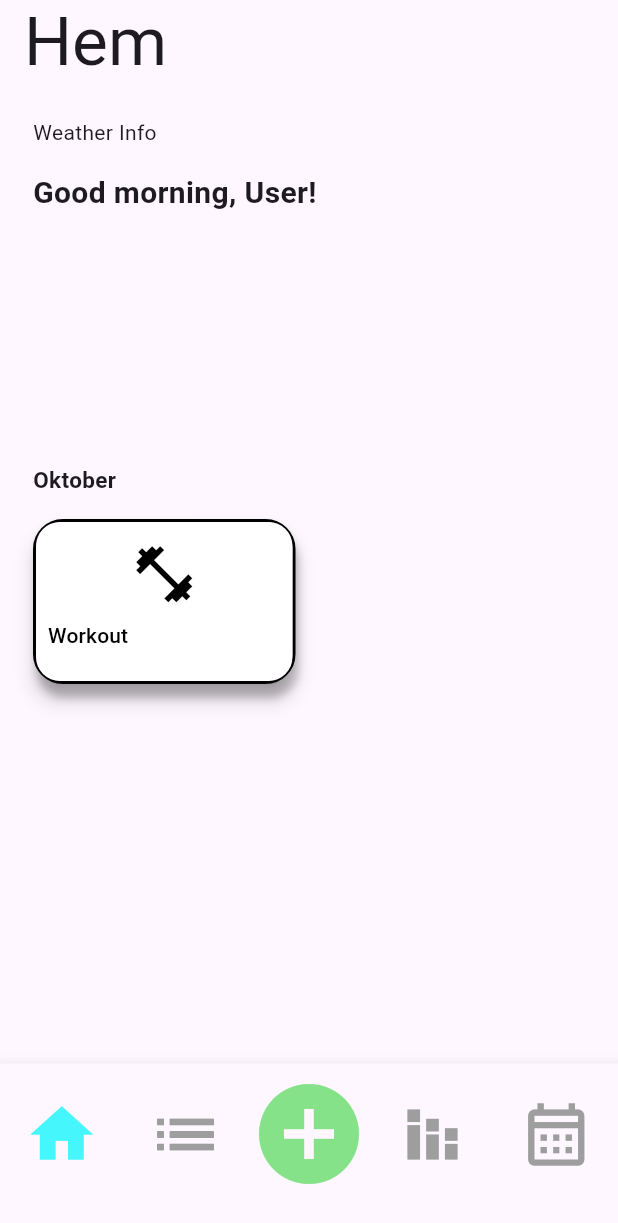
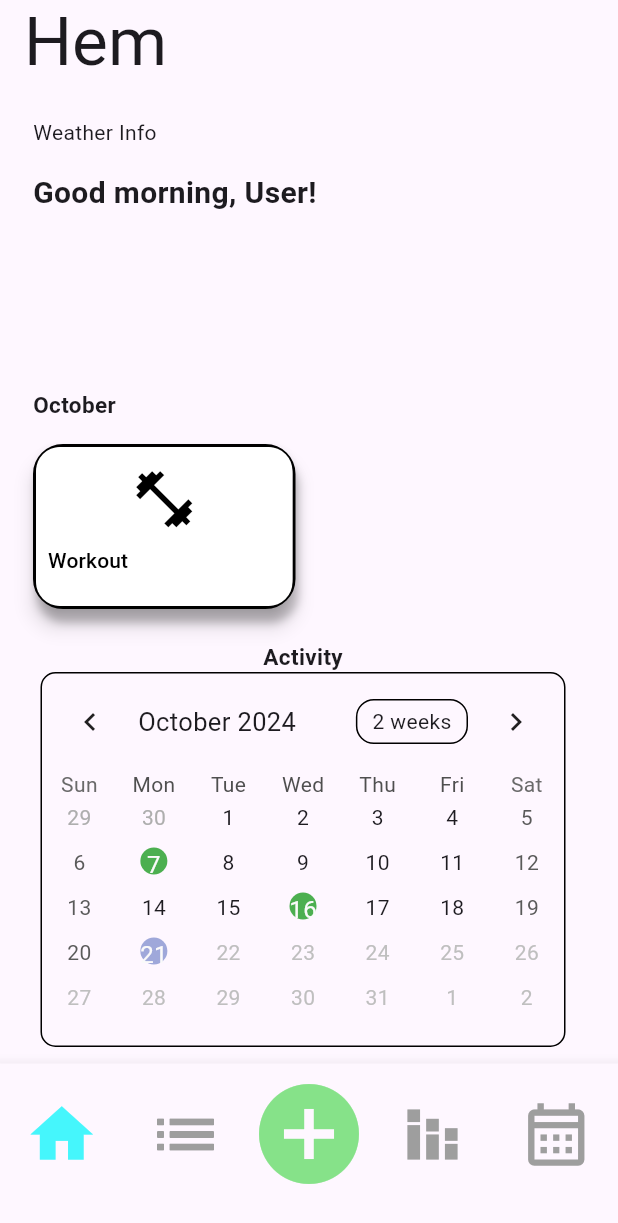
Before and after one commit to niceric/ultimateexercise, a Flutter app: the screen it shows after launch, on a phone screen of 412 x 824 dp. Shown: the top 1223 px of the screen. Run offline on Flutter 3.47's test engine with Material 3 defaults, Android fonts, the phone set to English and light mode, and no system bars; drawn by our look-alikes of table_calendar.

Commit message:
La till kalender

```diff
--- a/trainingapp/lib/screens/home.dart
+++ b/trainingapp/lib/screens/home.dart
@@ -1,19 +1,23 @@
 import 'package:flutter/material.dart';
+import 'package:intl/intl.dart';
+import 'package:table_calendar/table_calendar.dart';
 import 'package:trainingapp/components/bottom_appbar.dart';
 import 'package:trainingapp/states/screen_index_provider.dart';
+
+//Hämtar månadens månad
+String getCurrentMonth() {
+  DateTime now = DateTime.now();
+  String monthName = DateFormat('MMMM').format(now);
+  return monthName;
+}
 
 class homePage extends StatelessWidget {
   const homePage({super.key});
 
-  // static List<dynamic> screens = [
-  //   // screen1(),
-  //   // screen2(),
-  //   // screen3(),
-  //   // screen4(),
-  // ];
-
   @override
   Widget build(BuildContext context) {
+    final String currentMonth = getCurrentMonth();
+
     return Scaffold(
       appBar: AppBar(
         title: const Row(
@@ -41,12 +45,12 @@ class homePage extends StatelessWidget {
               ),
             ),
             SizedBox(
-              height: 150,
+              height: 100, // Öka denna senare
             ),
             Padding(
               padding: const EdgeInsets.all(8.0),
               child: Text(
-                "Oktober",
+                currentMonth,
                 style: TextStyle(fontWeight: FontWeight.bold, fontSize: 15),
               ),
             ),
@@ -92,9 +96,58 @@ class homePage extends StatelessWidget {
                 ),
               ),
             ),
+            Padding(
+              padding: const EdgeInsets.all(13.0),
+              child: calender(),
+            ),
           ],
         ),
       ),
     );
   }
 }
+
+Widget calender() {
+  //Lista med dagar där man tränat
+  List<DateTime> trainingDays = [
+    DateTime.utc(2024, 10, 7),
+    DateTime.utc(2024, 10, 16),
+  ];
+  DateTime today = DateTime.now();
+
+  return Column(
+    children: [
+      Text(
+        "Activity",
+        style: TextStyle(fontWeight: FontWeight.bold, fontSize: 15),
+      ),
+      Container(
+        height: 250,
+        width: 350,
+        decoration: BoxDecoration(
+          border: Border.all(color: Colors.black, width: 1),
+          borderRadius: BorderRadius.circular(10),
+        ),
+        child: TableCalendar(
+          rowHeight: 30,
+          focusedDay: today,
+          firstDay: DateTime.utc(2024, 9, 1),
+          lastDay: today,
+          calendarStyle: CalendarStyle(
+            selectedDecoration: BoxDecoration(
+              color: Colors.green, //Färgen på en dag man tränat
+              shape: BoxShape.circle, //formen på det som markerar en tränad dag
+            ),
+          ),
+          selectedDayPredicate: (day) {
+            //Anger vilka dagar som ska markeras som valda (träningsdagar) i kalendern.
+            return trainingDays.any((trainingDay) => isSameDay(
+                day, trainingDay)); //Loopar igenom dagarna i trainingDays
+            //och kontrollerar om den aktuella dagen (day)
+            //är samma som någon av träningsdagarna (trainingDay).
+          },
+        ),
+      ),
+    ],
+  );
+}
--- a/trainingapp/pubspec.yaml
+++ b/trainingapp/pubspec.yaml
@@ -40,6 +40,9 @@ dependencies:
 dev_dependencies:
   flutter_test:
     sdk: flutter
+  intl: any
+  table_calendar: ^3.1.2
+
 
   # The "flutter_lints" package below contains a set of recommended lints to
   # encourage good coding practices. The lint set provided by the package is
```
